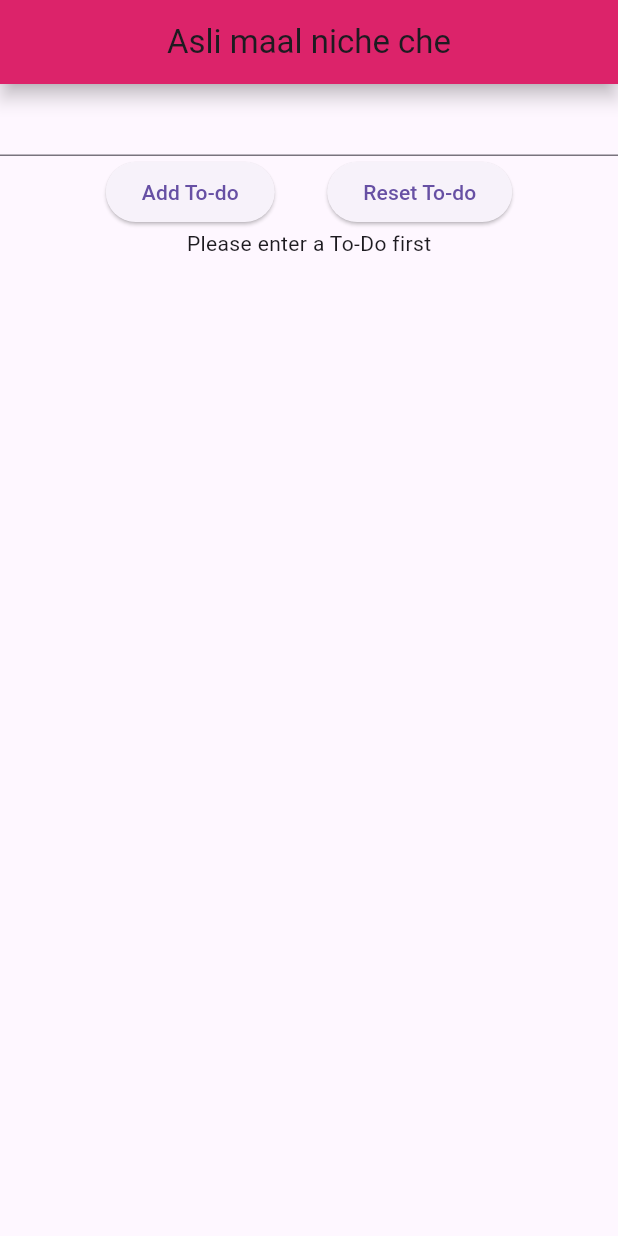
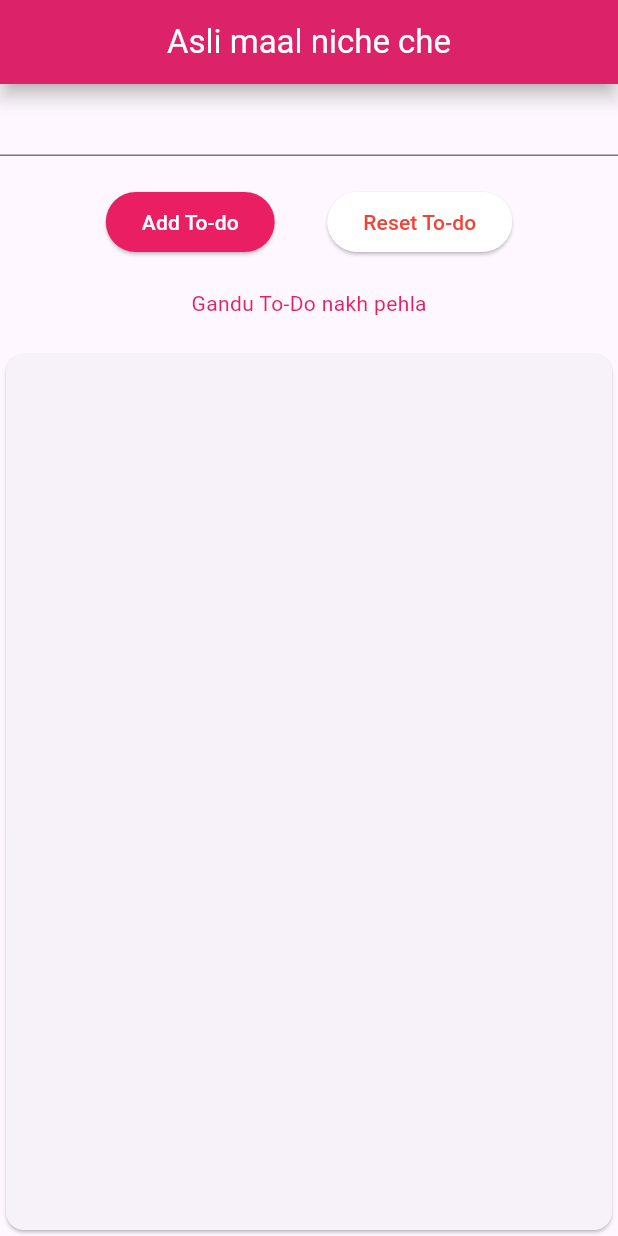
Before and after one commit to harshil-mistry/flutter_to_do, a Flutter app: the screen it shows after launch, after a tap on "Add To-do", on a phone screen of 412 x 824 dp. Run offline on Flutter 3.47's test engine with Material 3 defaults, Android fonts, the phone set to English and light mode, and no system bars.

Commit message:
Improved UI and messages

```diff
--- a/lib/main.dart
+++ b/lib/main.dart
@@ -22,7 +22,10 @@ class _TodoScreenState extends State<TodoScreen> {
       home: Scaffold(
         appBar: AppBar(
           backgroundColor: Colors.pink,
-          title: Text("Asli maal niche che"),
+          title: Text(
+            "Asli maal niche che",
+            style: TextStyle(color: Colors.white),
+          ),
           centerTitle: true,
           shadowColor: Colors.black,
           elevation: 5,
@@ -35,34 +38,55 @@ class _TodoScreenState extends State<TodoScreen> {
                 controller: tec1,
                 onChanged: (value) => {updateTodo(value)},
               ),
+              Padding(padding: EdgeInsetsGeometry.all(10)),
               Row(
                 mainAxisAlignment: MainAxisAlignment.center,
                 children: [
                   ElevatedButton(
                     onPressed: () => addTodo(),
                     child: Text("Add To-do"),
+                    style: ButtonStyle(
+                      backgroundColor: MaterialStateProperty.all(Colors.pink),
+                      foregroundColor: MaterialStateProperty.all(Colors.white),
+                    ),
                   ),
                   const SizedBox(width: 35),
                   ElevatedButton(
                     onPressed: () => resetTodo(),
                     child: Text("Reset To-do"),
+                    style: ButtonStyle(
+                      backgroundColor: MaterialStateProperty.all(Colors.white),
+                      foregroundColor: MaterialStateProperty.all(Colors.red),
+                    ),
                   ),
                 ],
               ),
-              Text(str),
+              Padding(padding: EdgeInsetsGeometry.all(10)),
+              Text(str, style: TextStyle(color: Colors.pink)),
+              Padding(padding: EdgeInsetsGeometry.all(10)),
               Expanded(
+                child: Card(
                   child: ListView.builder(
                     itemCount: todos.length,
                     itemBuilder: (context, index) {
-                    return ListTile(
-                      leading: Icon(Icons.arrow_circle_right),
+                      return Card(
+                        child: Padding(
+                          padding: EdgeInsetsGeometry.all(5),
+                          child: ListTile(
+                            leading: Icon(
+                              Icons.check_circle,
+                              color: Colors.pink,
+                            ),
                             title: Text(todos[index]),
                             trailing: TextButton(
                               onPressed: () => {deleteTodo(index)},
-                        child: Icon(Icons.delete),
+                              child: Icon(Icons.delete, color: Colors.red),
+                            ),
+                          ),
                         ),
                       );
                     },
+                  ),
                 ),
               ),
             ],
@@ -75,6 +99,7 @@ class _TodoScreenState extends State<TodoScreen> {
   void resetTodo() {
     this.setState(() {
       todos = [];
+      str = 'Khatam tata bye bye';
     });
   }
 
@@ -82,6 +107,7 @@ class _TodoScreenState extends State<TodoScreen> {
     print(index);
     this.setState(() {
       todos.removeAt(index);
+      str = 'Bhai ne bole delete matlab delete';
     });
   }
 
@@ -99,7 +125,7 @@ class _TodoScreenState extends State<TodoScreen> {
     print(todo);
     if (todo == '') {
       this.setState(() {
-        str = 'Please enter a To-Do first';
+        str = 'Gandu To-Do nakh pehla';
       });
     } else {
       this.setState(() {
```
Lines whose indentation alone changed are shown as unchanged.
